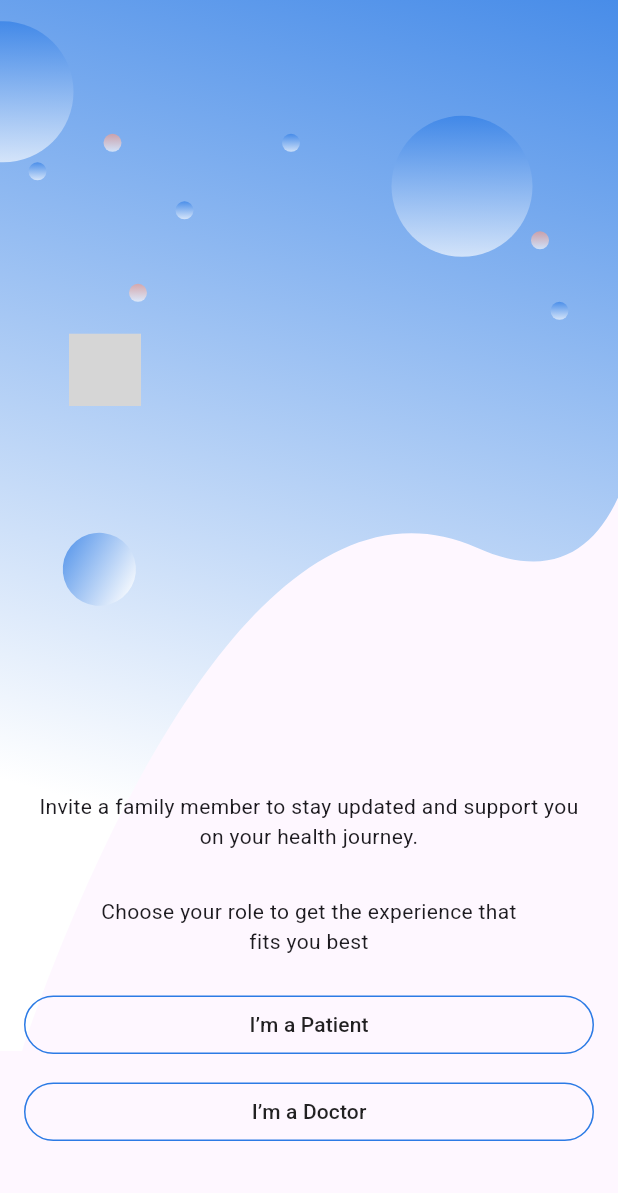
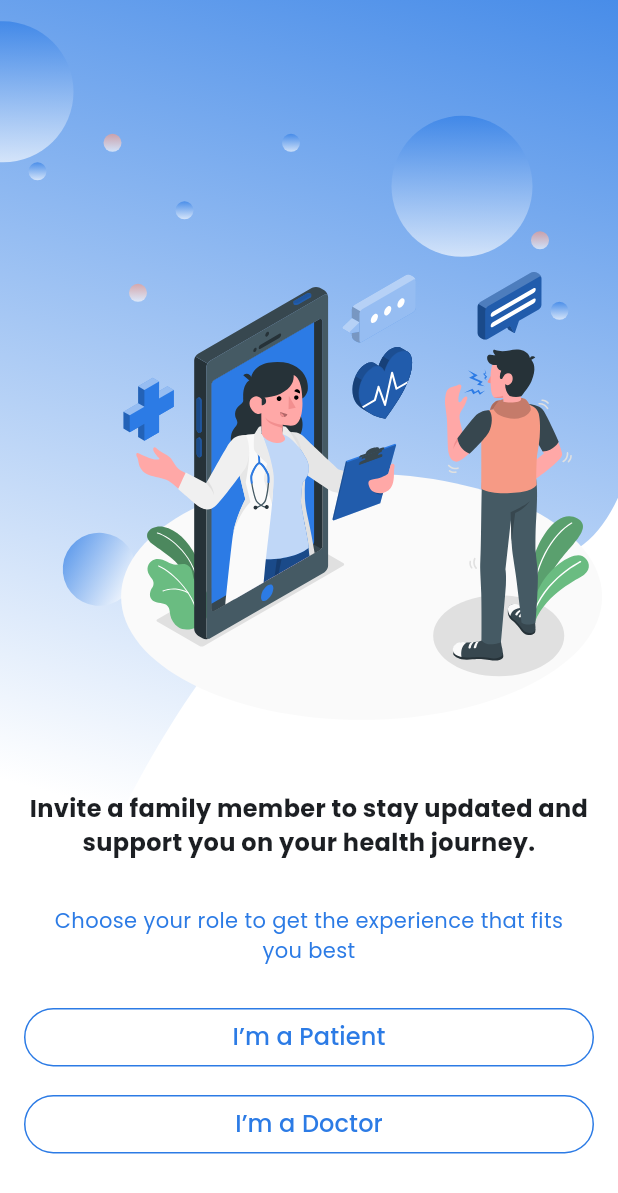
Before and after one commit to youssefkamal2030/HealLink, a Flutter app: the screen it shows after launch, swiped to page 3, on a phone screen of 412 x 824 dp. Shown: the top 1193 px of the screen. Run offline on Flutter 3.47's test engine with Material 3 defaults, Android fonts, the phone set to English and light mode, and no system bars; our stand-ins replace dio, dots_indicator, firebase_core, flutter_svg, go_router; accounts and stored records are empty; grey boxes are pictures that could not be loaded.

Commit message:
finish onBoarding

```diff
--- a/Flutter/heal_link/lib/core/utils/app_router.dart
+++ b/Flutter/heal_link/lib/core/utils/app_router.dart
@@ -3,11 +3,13 @@ import 'package:go_router/go_router.dart';
 import 'package:heal_link/features/on_boarding/presentation/views/on_boarding_view.dart';
 import 'package:heal_link/features/on_boarding/presentation/views/user_type_screen.dart';
 import 'package:heal_link/features/splash/presentation/views/splash_screen_view.dart';
+import '../../features/doctor/doctor_auth/presentation/views/doctor_sign_up_view.dart';
 
 abstract class AppRouter {
   static final GlobalKey<NavigatorState> navigatorKey = GlobalKey<NavigatorState>();
   static const onBoardingScreen = '/OnBoardingScreenView';
   static const userTypeScreen = '/UserTypeScreen';
+  static const doctorSignUpView = '/DoctorSignUpView';
 
 
   static final router = GoRouter(
@@ -31,6 +33,12 @@ abstract class AppRouter {
           return const UserTypeScreen();
         },
       ),
+      GoRoute(
+        path: doctorSignUpView,
+        builder: (BuildContext context, GoRouterState state) {
+          return const DoctorSignUpView();
+        },
+      ),
     ],
   );
 }
--- /dev/null
+++ b/Flutter/heal_link/lib/core/utils/function/build_theme_data.dart
@@ -0,0 +1,24 @@
+import 'package:flutter/material.dart';
+import 'package:heal_link/core/utils/function/app_colors.dart';
+
+ThemeData buildThemeData() {
+  return ThemeData(
+    colorScheme: ColorScheme.fromSeed(seedColor: AppColors.kPrimaryColor),
+    primarySwatch: Colors.blue,
+    primaryColor: AppColors.kPrimaryColor,
+    primaryColorLight: AppColors.kPrimaryColor,
+    bottomNavigationBarTheme: BottomNavigationBarThemeData(
+      backgroundColor: AppColors.kWhiteColor,
+      selectedItemColor: AppColors.kPrimaryColor,
+      unselectedItemColor: AppColors.kLightGreyColor,
+      type: BottomNavigationBarType.fixed,
+    ),
+    buttonTheme: ButtonThemeData(buttonColor: AppColors.kPrimaryColor),
+    textButtonTheme: TextButtonThemeData(
+      style: TextButton.styleFrom(
+        foregroundColor: AppColors.kPrimaryColor,
+      ).copyWith(splashFactory: NoSplash.splashFactory),
+    ),
+    scaffoldBackgroundColor: AppColors.kWhiteColor,
+  );
+}
--- a/Flutter/heal_link/lib/core/widgets/custom_empty_button.dart
+++ b/Flutter/heal_link/lib/core/widgets/custom_empty_button.dart
@@ -1,4 +1,5 @@
 import 'package:flutter/material.dart';
+import 'package:heal_link/core/utils/app_styles.dart';
 import 'package:heal_link/core/utils/function/app_colors.dart';
 
 import '../utils/constant.dart';
@@ -32,7 +33,13 @@ class CustomEmptyButton extends StatelessWidget {
       ),
       minWidth: AppConstant.width,
       onPressed: response,
-      child: Text(text),
+      child: Text(
+        text,
+        style: AppTextStyles.popins500style18LightBlackColor.copyWith(
+          fontSize: 16,
+          color: AppColors.kPrimaryColor,
+        ),
+      ),
     );
   }
 }
--- a/Flutter/heal_link/lib/features/sign_in/presentation/views/sign_in_view.dart
+++ b/Flutter/heal_link/lib/features/doctor/doctor_auth/presentation/views/doctor_sign_up_view.dart
@@ -1,7 +1,7 @@
 import 'package:flutter/material.dart';
 
-class SignInView extends StatelessWidget {
-  const SignInView({super.key});
+class DoctorSignUpView extends StatelessWidget {
+  const DoctorSignUpView({super.key});
 
   @override
   Widget build(BuildContext context) {
--- a/Flutter/heal_link/lib/features/on_boarding/presentation/views/user_type_screen.dart
+++ b/Flutter/heal_link/lib/features/on_boarding/presentation/views/user_type_screen.dart
@@ -1,5 +1,9 @@
 import 'package:flutter/material.dart';
+import 'package:go_router/go_router.dart';
 import 'package:heal_link/core/utils/app_images.dart';
+import 'package:heal_link/core/utils/app_router.dart';
+import 'package:heal_link/core/utils/app_styles.dart';
+import 'package:heal_link/core/utils/function/app_colors.dart';
 import 'package:heal_link/core/widgets/custom_empty_button.dart';
 import 'package:heal_link/features/on_boarding/presentation/views/widgets/on_boarding_bage_view.dart';
 
@@ -15,12 +19,20 @@ class UserTypeScreen extends StatelessWidget {
       body: Stack(
         children: [
           OnBoardingPageView(
-            image: AppImages.onBoardingImage1,
-            title: S.of(context).invite_family,
-            subTitle: S.of(context).choose_role,
+            image: AppImages.onBoardingImage3,
+            title: S
+                .of(context)
+                .invite_family,
+            subTitle: S
+                .of(context)
+                .choose_role,
+            topPadding: AppConstant.height * .22,
+            rightPadding: 10,
+            subTitleTextStyle: AppTextStyles.popins400style14LightBlackColor
+                .copyWith(color: AppColors.kPrimaryColor),
           ),
           Positioned(
-            top: AppConstant.height * 0.8,
+            top: AppConstant.height * 0.81,
             right: 0,
             left: 0,
             child: Padding(
@@ -28,15 +40,21 @@ class UserTypeScreen extends StatelessWidget {
               child: Column(
                 children: [
                   CustomEmptyButton(
-                    text: S.of(context).i_am_patient,
+                    text: S
+                        .of(context)
+                        .i_am_patient,
                     response: () {},
                     height: 39,
                   ),
-                  SizedBox(height: 10,),
+                  SizedBox(height: 10),
                   CustomEmptyButton(
-                    text: S.of(context).i_am_doctor,
+                    text: S
+                        .of(context)
+                        .i_am_doctor,
                     height: 39,
-                    response: () {},
+                    response: () {
+                      context.push(AppRouter.doctorSignUpView);
+                    },
                   ),
                 ],
               ),
--- a/Flutter/heal_link/lib/features/on_boarding/presentation/views/widgets/on_boarding_bage_view.dart
+++ b/Flutter/heal_link/lib/features/on_boarding/presentation/views/widgets/on_boarding_bage_view.dart
@@ -1,5 +1,6 @@
 import 'package:flutter/material.dart';
 import 'package:flutter_svg/svg.dart';
+import 'package:heal_link/core/utils/app_styles.dart';
 import 'package:heal_link/core/utils/constant.dart';
 import '../../../../../core/utils/app_images.dart';
 
@@ -9,11 +10,17 @@ class OnBoardingPageView extends StatelessWidget {
     required this.image,
     required this.title,
     required this.subTitle,
+    this.topPadding,
+    this.rightPadding,
+    this.subTitleTextStyle,
   });
 
   final String image;
   final String title;
   final String subTitle;
+  final double? topPadding;
+  final double? rightPadding;
+  final TextStyle? subTitleTextStyle;
 
   @override
   Widget build(BuildContext context) {
@@ -31,8 +38,8 @@ class OnBoardingPageView extends StatelessWidget {
               ),
             ),
             Positioned(
-              top: AppConstant.height * .27,
-              left: 46,
+              top: topPadding ?? AppConstant.height * .255,
+              right: rightPadding ?? -10,
               child: SvgPicture.asset(image),
             ),
             Positioned(
@@ -40,14 +47,22 @@ class OnBoardingPageView extends StatelessWidget {
               right: 0,
               left: 0,
               child: Padding(
-                padding: const EdgeInsets.symmetric(horizontal: 20.0),
+                padding: const EdgeInsets.symmetric(horizontal: 15.0),
                 child: Column(
                   children: [
-                    Text(title, textAlign: TextAlign.center),
+                    Text(
+                      title,
+                      textAlign: TextAlign.center,
+                      style: AppTextStyles.popins700style16BlackColor,
+                    ),
                     SizedBox(height: 30),
                     Padding(
-                      padding: const EdgeInsets.symmetric(horizontal: 36),
-                      child: Text(subTitle, textAlign: TextAlign.center),
+                      padding: const EdgeInsets.symmetric(horizontal: 15),
+                      child: Text(
+                        subTitle,
+                        textAlign: TextAlign.center,
+                        style:subTitleTextStyle?? AppTextStyles.popins400style14LightBlackColor,
+                      ),
                     ),
                     SizedBox(height: 56),
                   ],
--- a/Flutter/heal_link/lib/features/on_boarding/presentation/views/widgets/on_boarding_page2.dart
+++ b/Flutter/heal_link/lib/features/on_boarding/presentation/views/widgets/on_boarding_page2.dart
@@ -1,5 +1,6 @@
 import 'package:flutter/material.dart';
 import '../../../../../core/utils/app_images.dart';
+import '../../../../../core/utils/constant.dart';
 import '../../../../../generated/l10n.dart';
 import 'on_boarding_bage_view.dart';
 
@@ -12,6 +13,8 @@ class OnBoardingPage2 extends StatelessWidget {
       image: AppImages.onBoardingImage2,
       title: S.of(context).remote_consult_smart_track,
       subTitle: S.of(context).chat_send_receive,
+      rightPadding: 30,
+      topPadding: AppConstant.height * .225,
     );
   }
 }
--- a/Flutter/heal_link/lib/features/sign_up/presentation/views/sign_up_view.dart
+++ b/Flutter/heal_link/lib/features/patient/patient_auth/presentation/views/patient_sign_in_view.dart
@@ -1,7 +1,7 @@
 import 'package:flutter/material.dart';
 
-class SignUpView extends StatelessWidget {
-  const SignUpView({super.key});
+class PatientSignInView extends StatelessWidget {
+  const PatientSignInView({super.key});
 
   @override
   Widget build(BuildContext context) {
--- a/Flutter/heal_link/lib/main.dart
+++ b/Flutter/heal_link/lib/main.dart
@@ -1,7 +1,8 @@
 import 'package:flutter/material.dart';
-import 'package:flutter/services.dart';
 import 'package:flutter_localizations/flutter_localizations.dart';
 import 'package:heal_link/core/utils/app_router.dart';
+import 'package:heal_link/core/utils/function/build_theme_data.dart';
+import 'package:heal_link/core/utils/function/change_status_bar_color.dart';
 // ignore: depend_on_referenced_packages
 import 'package:intl/intl.dart';
 import 'core/utils/constant.dart';
@@ -9,12 +10,7 @@ import 'generated/l10n.dart';
 
 void main() {
   WidgetsFlutterBinding.ensureInitialized();
-  SystemChrome.setSystemUIOverlayStyle(
-    const SystemUiOverlayStyle(
-      statusBarColor: Colors.transparent,
-      statusBarIconBrightness: Brightness.dark,
-    ),
-  );
+  changeStatusBarColor();
   runApp(const MyApp());
 }
 
@@ -25,6 +21,7 @@ class MyApp extends StatelessWidget {
   Widget build(BuildContext context) {
     AppConstant.getSizes(context);
     return MaterialApp.router(
+      theme: buildThemeData(),
       debugShowCheckedModeBanner: false,
       locale: const Locale('en'),
       localizationsDelegates: [
```
Also changed, not shown: Flutter/heal_link/lib/core/utils/function/change_status_bar_color.dart (added, +11 -0 lines), Flutter/heal_link/lib/features/doctor/doctor_auth/presentation/views/doctor_sign_in_view.dart (added, +10 -0 lines), Flutter/heal_link/lib/features/on_boarding/presentation/views/widgets/skip_and_next_row.dart (+15 -2 lines), Flutter/heal_link/lib/features/patient/patient_auth/presentation/views/patient_sign_up_view.dart (added, +10 -0 lines), Flutter/heal_link/assets/images/onBoardingBackGround.svg, Flutter/heal_link/assets/images/onBoardingImage1.svg, Flutter/heal_link/assets/images/onBoardingImage2.svg, Flutter/heal_link/assets/images/onBoardingImage3.svg, Flutter/heal_link/pubspec.lock.
